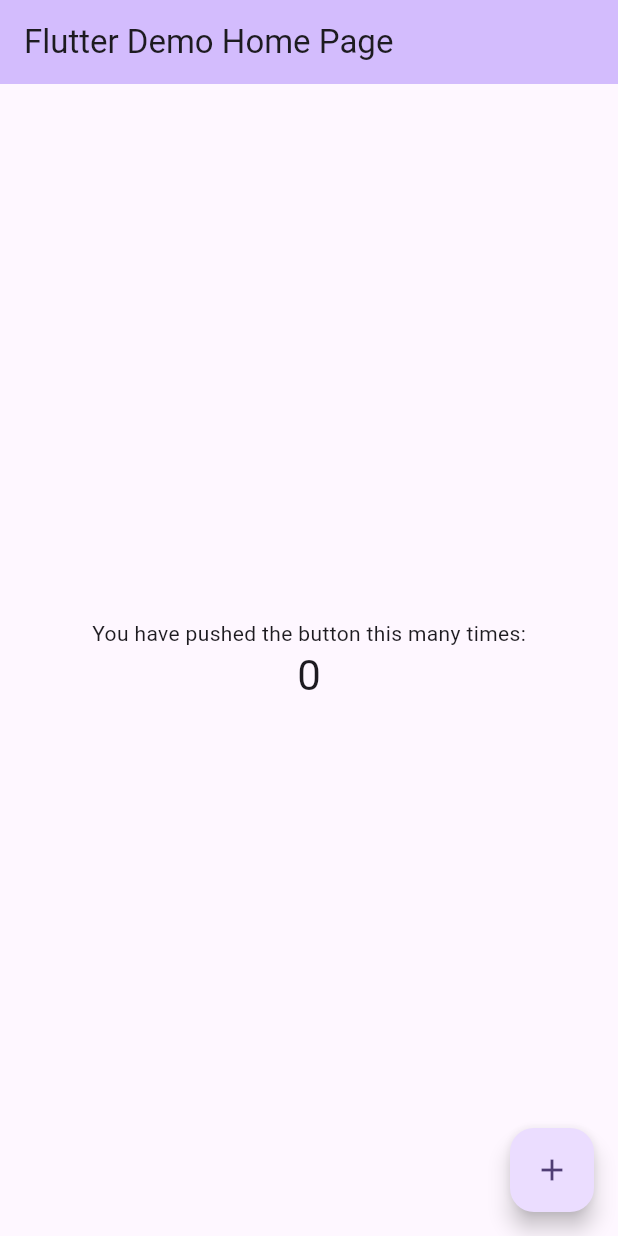
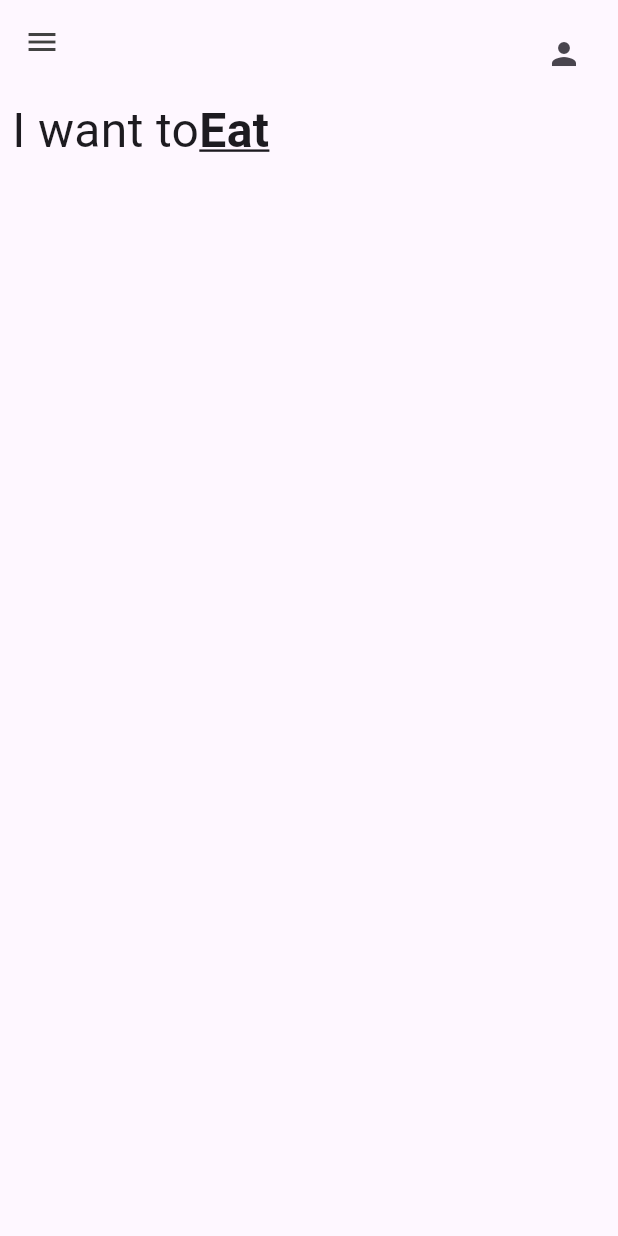
Before and after one commit to CassBo/donut_app_2a_hernandez, a Flutter app: the screen it shows after launch, on a phone screen of 412 x 824 dp. Run offline on Flutter 3.47's test engine with Material 3 defaults, Android fonts, the phone set to English and light mode, and no system bars.

Commit message:
Main text added

```diff
--- a/lib/Pages/home_page.dart
+++ b/lib/Pages/home_page.dart
@@ -0,0 +1,57 @@
+import 'package:flutter/material.dart';
+
+class HomePage extends StatefulWidget {
+  const HomePage({super.key});
+
+  @override
+  State<HomePage> createState() => _HomePageState();
+}
+
+class _HomePageState extends State<HomePage> {
+  @override
+  Widget build(BuildContext context) {
+    return Scaffold(
+      appBar: AppBar(
+        backgroundColor: Colors.transparent,
+        // Icono de la izquierda
+        leading: Icon(
+          Icons.menu,
+          color: Colors.grey[800],
+        ),
+        actions: [
+          Padding(
+            padding: const EdgeInsets.all(24.0),
+            child: Icon(Icons.person),
+          )
+        ],
+      ),
+      body: const Column( // Agregado: 'const' está bien aquí
+        children: [
+          // Texto
+          Padding(
+            padding: const EdgeInsets.all(8.0),
+            child: Row(
+              children: [
+                Text(
+                  "I want to",
+                  style: TextStyle(fontSize: 32),
+                ),
+                Text(
+                  "Eat",
+                  style: TextStyle(
+                    // Tamaño de la letra
+                    fontSize: 32,
+                    // Negritas
+                    fontWeight: FontWeight.bold,
+                    // Subrayado
+                    decoration: TextDecoration.underline,
+                  ),
+                ),
+              ], // Agregado: Cierre de la lista de hijos del Row
+            ), // Agregado: Cierre del Row
+          ), // Agregado: Cierre del Padding
+        ], // Agregado: Cierre de la lista de hijos del Column
+      ), // Agregado: Cierre del Column
+    ); // Agregado: Cierre del Scaffold
+  }
+}
--- a/lib/main.dart
+++ b/lib/main.dart
@@ -1,4 +1,6 @@
 import 'package:flutter/material.dart';
+import 'pages/home_page.dart';
+
 
 void main() {
   runApp(const MyApp());
@@ -7,119 +9,16 @@
 class MyApp extends StatelessWidget {
   const MyApp({super.key});
 
-  // This widget is the root of your application.
   @override
   Widget build(BuildContext context) {
     return MaterialApp(
+      debugShowCheckedModeBanner: false,
       title: 'Flutter Demo',
       theme: ThemeData(
-        // This is the theme of your application.
-        //
-        // TRY THIS: Try running your application with "flutter run". You'll see
-        // the application has a purple toolbar. Then, without quitting the app,
-        // try changing the seedColor in the colorScheme below to Colors.green
-        // and then invoke "hot reload" (save your changes or press the "hot
-        // reload" button in a Flutter-supported IDE, or press "r" if you used
-        // the command line to start the app).
-        //
-        // Notice that the counter didn't reset back to zero; the application
-        // state is not lost during the reload. To reset the state, use hot
-        // restart instead.
-        //
-        // This works for code too, not just values: Most code changes can be
-        // tested with just a hot reload.
         colorScheme: ColorScheme.fromSeed(seedColor: Colors.deepPurple),
         useMaterial3: true,
       ),
-      home: const MyHomePage(title: 'Flutter Demo Home Page'),
+      home: const HomePage(),
     );
   }
 }
-
-class MyHomePage extends StatefulWidget {
-  const MyHomePage({super.key, required this.title});
-
-  // This widget is the home page of your application. It is stateful, meaning
-  // that it has a State object (defined below) that contains fields that affect
-  // how it looks.
-
-  // This class is the configuration for the state. It holds the values (in this
-  // case the title) provided by the parent (in this case the App widget) and
-  // used by the build method of the State. Fields in a Widget subclass are
-  // always marked "final".
-
-  final String title;
-
-  @override
-  State<MyHomePage> createState() => _MyHomePageState();
-}
-
-class _MyHomePageState extends State<MyHomePage> {
-  int _counter = 0;
-
-  void _incrementCounter() {
-    setState(() {
-      // This call to setState tells the Flutter framework that something has
-      // changed in this State, which causes it to rerun the build method below
-      // so that the display can reflect the updated values. If we changed
-      // _counter without calling setState(), then the build method would not be
-      // called again, and so nothing would appear to happen.
-      _counter++;
-    });
-  }
-
-  @override
-  Widget build(BuildContext context) {
-    // This method is rerun every time setState is called, for instance as done
-    // by the _incrementCounter method above.
-    //
-    // The Flutter framework has been optimized to make rerunning build methods
-    // fast, so that you can just rebuild anything that needs updating rather
-    // than having to individually change instances of widgets.
-    return Scaffold(
-      appBar: AppBar(
-        // TRY THIS: Try changing the color here to a specific color (to
-        // Colors.amber, perhaps?) and trigger a hot reload to see the AppBar
-        // change color while the other colors stay the same.
-        backgroundColor: Theme.of(context).colorScheme.inversePrimary,
-        // Here we take the value from the MyHomePage object that was created by
-        // the App.build method, and use it to set our appbar title.
-        title: Text(widget.title),
-      ),
-      body: Center(
-        // Center is a layout widget. It takes a single child and positions it
-        // in the middle of the parent.
-        child: Column(
-          // Column is also a layout widget. It takes a list of children and
-          // arranges them vertically. By default, it sizes itself to fit its
-          // children horizontally, and tries to be as tall as its parent.
-          //
-          // Column has various properties to control how it sizes itself and
-          // how it positions its children. Here we use mainAxisAlignment to
-          // center the children vertically; the main axis here is the vertical
-          // axis because Columns are vertical (the cross axis would be
-          // horizontal).
-          //
-          // TRY THIS: Invoke "debug painting" (choose the "Toggle Debug Paint"
-          // action in the IDE, or press "p" in the console), to see the
-          // wireframe for each widget.
-          mainAxisAlignment: MainAxisAlignment.center,
-          children: <Widget>[
-            const Text(
-              'You have pushed the button this many times:',
-            ),
-            Text(
-              '$_counter',
-              style: Theme.of(context).textTheme.headlineMedium,
-            ),
-          ],
-        ),
-      ),
-      floatingActionButton: FloatingActionButton(
-        onPressed: _incrementCounter,
-        tooltip: 'Increment',
-        child: const Icon(Icons.add),
-      ), // This trailing comma makes auto-formatting nicer for build methods.
-    );
-  }
-}
```
Also changed, not shown: 1 other file.
